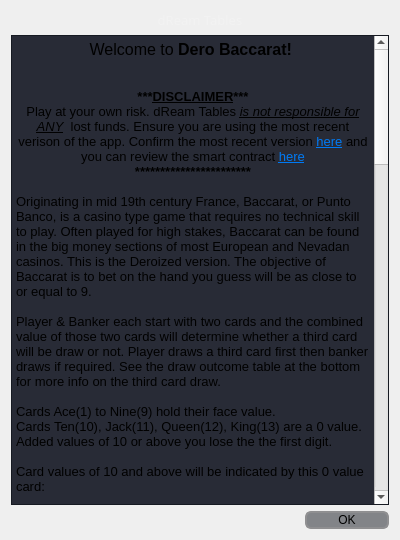
The window that Mainnet-Baccarat/help.ui (SixofClubsss/Dero-Baccarat) describes before a commit, drawn with Qt 5.
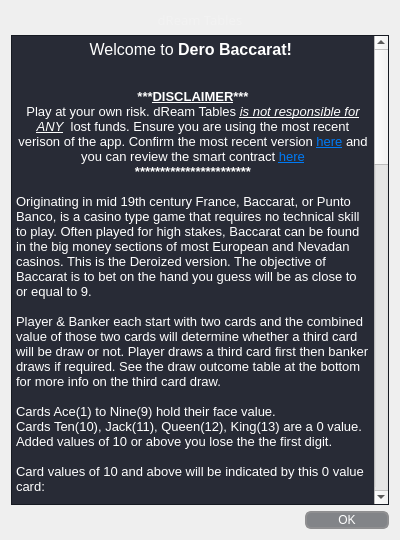
The same window after the commit. Icons and pictures are not drawn.

```diff
--- a/Mainnet-Baccarat/help.ui
+++ b/Mainnet-Baccarat/help.ui
@@ -194,7 +194,8 @@
    <item row="1" column="0">
     <widget class="QTextBrowser" name="textBrowser">
      <property name="styleSheet">
-      <string notr="true">background-color: rgb(28, 31, 43,  240);</string>
+      <string notr="true">background-color: rgb(28, 31, 43,  240);
+color: rgb(255, 255, 255);</string>
      </property>
      <property name="html">
       <string>&lt;!DOCTYPE HTML PUBLIC &quot;-//W3C//DTD HTML 4.0//EN&quot; &quot;http://www.w3.org/TR/REC-html40/strict.dtd&quot;&gt;
@@ -343,6 +344,9 @@
        <italic>true</italic>
       </font>
      </property>
+     <property name="styleSheet">
+      <string notr="true">color: rgb(255, 255, 255);</string>
+     </property>
      <property name="orientation">
       <enum>Qt::Horizontal</enum>
      </property>
```
